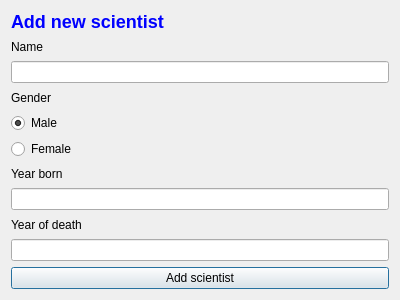
atlie15/GraphicalUI, file GUI/ui/addscientistdialog.ui: the form before one commit.
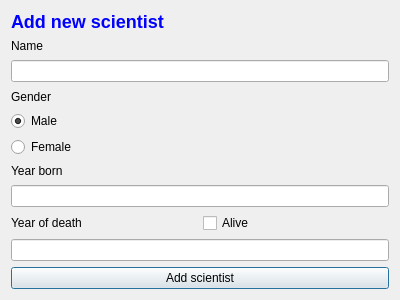
The form after the commit.

Commit message: smá fyrir add scientist

```diff
--- a/GUI/ui/addscientistdialog.ui
+++ b/GUI/ui/addscientistdialog.ui
@@ -91,6 +91,8 @@
     <widget class="QLineEdit" name="lineEdit_scientist_yearBorn"/>
    </item>
    <item>
+    <layout class="QHBoxLayout" name="horizontalLayout_3">
+     <item>
     <widget class="QLabel" name="label_scientist_yearDeath">
      <property name="text">
       <string>Year of death</string>
@@ -98,7 +100,20 @@
     </widget>
    </item>
    <item>
-    <widget class="QLineEdit" name="lineEdit_scientist_yearDeath"/>
+      <widget class="QCheckBox" name="checkBox_scientist_alive">
+       <property name="text">
+        <string>Alive</string>
+       </property>
+      </widget>
+     </item>
+    </layout>
+   </item>
+   <item>
+    <widget class="QLineEdit" name="lineEdit_scientist_yearDeath">
+     <property name="enabled">
+      <bool>true</bool>
+     </property>
+    </widget>
    </item>
    <item>
     <widget class="QPushButton" name="Button_add_scientist">
```
Lines whose indentation alone changed are shown as unchanged. The commit also changes 4 other files.
